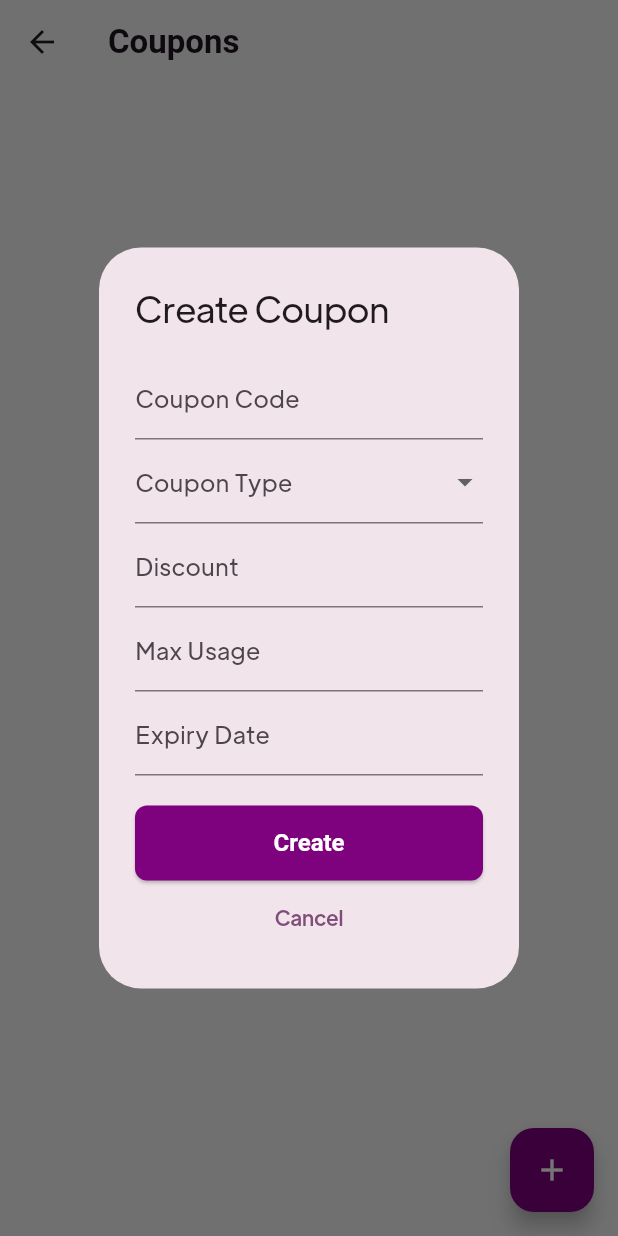
After one commit to AbdhalRiyas/brightera_lms, a Flutter app: the CouponsScreen screen opened directly, after a tap on the "add" icon, on a phone screen of 412 x 824 dp. The commit adds this screen. Run offline on Flutter 3.47's test engine with Material 3 defaults, Android fonts, the phone set to English and light mode, and no system bars; our stand-ins replace accordion, cached_network_image, carousel_slider, cloud_firestore, cloud_functions, file_picker and 10 more; missing offline and left inert: flutter_cached_pdfview, mobile_device_identifier, payhere_mobilesdk_flutter; accounts and stored records are empty.

Commit message:
coupon features added

```diff
--- /dev/null
+++ b/lib/src/admin/screens/coupons/coupon_add_edit_dialog.dart
@@ -0,0 +1,183 @@
+import 'package:app/src/models/coupon.dart';
+import 'package:app/src/repositories/coupon_repository.dart';
+import 'package:app/src/utils/result.dart';
+import 'package:flutter/material.dart';
+
+class CouponAddEditDialog extends StatefulWidget {
+  const CouponAddEditDialog({
+    super.key,
+    required this.repository,
+    this.coupon,
+  });
+
+  final CouponRepository repository;
+  final Coupon? coupon;
+
+  @override
+  State<CouponAddEditDialog> createState() => _CouponAddEditDialogState();
+}
+
+class _CouponAddEditDialogState extends State<CouponAddEditDialog> {
+  final GlobalKey<FormState> _formKey = GlobalKey<FormState>();
+  late final TextEditingController _couponCodeController;
+  late final TextEditingController _discountController;
+  late final TextEditingController _expiryDateController;
+  CouponType? _couponType;
+  DateTime _selectedDate = DateTime.now();
+
+  @override
+  void initState() {
+    super.initState();
+    _couponCodeController =
+        TextEditingController(text: widget.coupon?.code ?? '');
+    _discountController =
+        TextEditingController(text: widget.coupon?.discount.toString() ?? '');
+    _expiryDateController = TextEditingController(
+      text: widget.coupon?.expiryDate?.toLocal().toString().split(' ')[0] ?? '',
+    );
+    _couponType = widget.coupon?.type;
+  }
+
+  @override
+  void dispose() {
+    _couponCodeController.dispose();
+    _discountController.dispose();
+    _expiryDateController.dispose();
+    super.dispose();
+  }
+
+  @override
+  Widget build(BuildContext context) {
+    return AlertDialog(
+      title: Text(widget.coupon == null ? 'Create Coupon' : 'Edit Coupon'),
+      content: Form(
+        key: _formKey,
+        child: SingleChildScrollView(
+          child: Column(
+            mainAxisSize: MainAxisSize.min,
+            children: [
+              // Coupon Code Field
+              TextFormField(
+                controller: _couponCodeController,
+                decoration: const InputDecoration(labelText: 'Coupon Code'),
+                validator: (value) {
+                  if (value == null || value.isEmpty) {
+                    return 'Coupon Code is required';
+                  }
+                  return null;
+                },
+              ),
+              // Coupon Type Dropdown
+              DropdownButtonFormField<CouponType>(
+                value: _couponType,
+                items: const [
+                  DropdownMenuItem(
+                    value: CouponType.percentage,
+                    child: Text('Percentage'),
+                  ),
+                  DropdownMenuItem(
+                    value: CouponType.fixedAmount,
+                    child: Text('Fixed Amount'),
+                  ),
+                ],
+                onChanged: (value) => setState(() {
+                  _couponType = value;
+                }),
+                decoration: const InputDecoration(labelText: 'Coupon Type'),
+                validator: (value) {
+                  if (value == null) {
+                    return 'Please select a coupon type';
+                  }
+                  return null;
+                },
+              ),
+              // Discount Field
+              TextFormField(
+                controller: _discountController,
+                decoration: const InputDecoration(labelText: 'Discount'),
+                keyboardType: TextInputType.number,
+                validator: (value) {
+                  if (value == null || value.isEmpty) {
+                    return 'Discount is required';
+                  }
+                  if (double.tryParse(value) == null) {
+                    return 'Enter a valid number';
+                  }
+                  return null;
+                },
+              ),
+              // Max Usage Field
+              TextFormField(
+                decoration: const InputDecoration(labelText: 'Max Usage'),
+                keyboardType: TextInputType.number,
+              ),
+              // Expiry Date Field
+              TextFormField(
+                controller: _expiryDateController,
+                decoration: const InputDecoration(labelText: 'Expiry Date'),
+                readOnly: true,
+                onTap: () => _selectDate(context),
+                validator: (value) {
+                  if (value == null || value.isEmpty) {
+                    return 'Expiry date is required';
+                  }
+                  return null;
+                },
+              ),
+              const SizedBox(height: 20),
+              // Create Button
+              ElevatedButton(
+                onPressed: _onSubmit,
+                child: Text(widget.coupon == null ? 'Create' : 'Update'),
+              ),
+              // Cancel Button
+              TextButton(
+                onPressed: () => Navigator.pop(context),
+                child: const Text('Cancel'),
+              ),
+            ],
+          ),
+        ),
+      ),
+    );
+  }
+
+  Future<void> _selectDate(BuildContext context) async {
+    final DateTime? newSelectedDate = await showDatePicker(
+      context: context,
+      initialDate: _selectedDate,
+      firstDate: DateTime.now(),
+      lastDate: DateTime(2026),
+    );
+    if (newSelectedDate != null) {
+      setState(() {
+        _selectedDate = newSelectedDate;
+        _expiryDateController.text =
+            _selectedDate.toLocal().toString().split(' ')[0];
+      });
+    }
+  }
+
+  Future<void> _onSubmit() async {
+    if (_formKey.currentState!.validate()) {
+      final coupon = Coupon(
+        id: widget.coupon?.id ?? '',
+        code: _couponCodeController.text.trim().toUpperCase(),
+        discount: double.parse(_discountController.text),
+        maxUsage: 0,
+        appliesTo: [],
+        type: _couponType!,
+        expiryDate: _selectedDate,
+      );
+
+      final Result result = await widget.repository.createCoupon(coupon);
+      if (result.isSuccess) {
+        print(
+            'Coupon ${widget.coupon == null ? 'created' : 'updated'} successfully');
+        Navigator.pop(context);
+      } else if (result.isError) {
+        print('Error: ${result.error}');
+      }
+    }
+  }
+}
--- /dev/null
+++ b/lib/src/admin/screens/coupons/coupons_screen.dart
@@ -0,0 +1,110 @@
+import 'package:app/src/admin/screens/coupons/coupon_add_edit_dialog.dart';
+import 'package:app/src/repositories/coupon_repository.dart';
+import 'package:app/src/utils/result.dart';
+import 'package:flutter/material.dart';
+
+class CouponsScreen extends StatefulWidget {
+  const CouponsScreen({super.key});
+
+  @override
+  State<CouponsScreen> createState() => _CouponsScreenState();
+}
+
+class _CouponsScreenState extends State<CouponsScreen> {
+  final CouponRepository _repository = CouponRepository();
+
+  @override
+  Widget build(BuildContext context) {
+    return Scaffold(
+      appBar: AppBar(
+        title: const Text('Coupons'),
+      ),
+      floatingActionButton: FloatingActionButton(
+        child: const Icon(Icons.add),
+        onPressed: () {
+          showDialog(
+            context: context,
+            barrierDismissible: false,
+            builder: (context) {
+              return GestureDetector(
+                onTap: () => FocusManager.instance.primaryFocus?.unfocus(),
+                child: CouponAddEditDialog(
+                  repository: _repository,
+                ),
+              );
+            },
+          );
+        },
+      ),
+      body: StreamBuilder(
+        stream: _repository.getCouponsStream(),
+        builder: (context, snapshot) {
+          if (snapshot.connectionState == ConnectionState.waiting) {
+            return const Center(
+              child: CircularProgressIndicator.adaptive(),
+            );
+          }
+
+          if (snapshot.hasError) {
+            return Center(
+              child: Text('Error: ${snapshot.error}'),
+            );
+          }
+
+          if (snapshot.hasData) {
+            final coupons = snapshot.data!;
+            return ListView.builder(
+              itemBuilder: (context, i) {
+                final coupon = coupons[i];
+                return Dismissible(
+                  key: Key(coupon.id),
+                  direction: DismissDirection.endToStart,
+                  confirmDismiss: (direction) async {
+                    Result result = await _repository.deleteCoupon(coupon.id);
+                    ScaffoldMessenger.of(context).showSnackBar(
+                      SnackBar(
+                        content: Text(result.data ?? result.error),
+                        backgroundColor:
+                            result.isSuccess ? Colors.green : Colors.red,
+                      ),
+                    );
+                    return result.isSuccess;
+                  },
+                  background: Container(
+                    color: Colors.red,
+                    padding: const EdgeInsets.only(right: 16),
+                    alignment: Alignment.centerRight,
+                    child: const Icon(Icons.delete, color: Colors.white),
+                  ),
+                  child: ListTile(
+                    title: Text(coupon.code),
+                    subtitle: Text(coupon.discount.toString()),
+                    onTap: () {
+                      showDialog(
+                        context: context,
+                        barrierDismissible: false,
+                        builder: (context) {
+                          return GestureDetector(
+                            onTap: () =>
+                                FocusManager.instance.primaryFocus?.unfocus(),
+                            child: CouponAddEditDialog(
+                              repository: _repository,
+                              coupon: coupon,
+                            ),
+                          );
+                        },
+                      );
+                    },
+                  ),
+                );
+              },
+              itemCount: coupons.length,
+            );
+          } else {
+            return const Center(child: Text("No coupons to display"));
+          }
+        },
+      ),
+    );
+  }
+}
--- a/lib/src/admin/screens/lms_screen.dart
+++ b/lib/src/admin/screens/lms_screen.dart
@@ -1,3 +1,4 @@
+import 'package:app/src/admin/screens/coupons/coupons_screen.dart';
 import 'package:app/src/admin/screens/courses/courses_screen.dart';
 import 'package:app/src/admin/screens/subjects/subjects_screen.dart';
 import 'package:app/src/widgets/custom_app_bar.dart';
@@ -22,6 +23,11 @@ class _LmsScreenState extends State<LmsScreen> {
       "title": "Courses",
       "icon": Icons.book,
       "navigation": const CoursesScreen(),
+    },
+    {
+      "title": "Coupons",
+      "icon": Icons.card_giftcard,
+      "navigation": const CouponsScreen(),
     }
   ];
 
--- /dev/null
+++ b/lib/src/models/coupon.dart
@@ -0,0 +1,52 @@
+import 'package:cloud_firestore/cloud_firestore.dart';
+
+enum CouponType { percentage, fixedAmount }
+
+class Coupon {
+  final String id;
+  final String code;
+  final int maxUsage;
+  final List<String> appliesTo;
+  final double discount;
+  final CouponType type;
+  final DateTime? expiryDate;
+
+  Coupon({
+    required this.id,
+    required this.code,
+    required this.discount,
+    required this.maxUsage,
+    required this.appliesTo,
+    required this.type,
+    this.expiryDate,
+  });
+
+  //from firestore
+  factory Coupon.fromFirestore(DocumentSnapshot<Map<String, dynamic>> doc) {
+    return Coupon(
+      id: doc.id,
+      code: doc.data()?['code'] ?? '',
+      discount: doc.data()?['discount'] ?? 0,
+      maxUsage: doc.data()?['maxUsage'] ?? 0,
+      appliesTo: List<String>.from(doc.data()?['appliesTo'] ?? []),
+      type: doc.data()?['type'] == 'percentage'
+          ? CouponType.percentage
+          : CouponType.fixedAmount,
+      expiryDate: doc.data()?['expiryDate'] != null
+          ? (doc.data()?['expiryDate']).toDate()
+          : null,
+    );
+  }
+
+  //to firestore
+  Map<String, dynamic> toFireStore() {
+    return {
+      'code': code,
+      'discount': discount,
+      'expiryDate': expiryDate,
+      'maxUsage': maxUsage,
+      'appliesTo': appliesTo,
+      'type': type == CouponType.percentage ? 'percentage' : 'fixedAmount',
+    };
+  }
+}
--- /dev/null
+++ b/lib/src/repositories/coupon_repository.dart
@@ -0,0 +1,45 @@
+import 'package:app/src/models/coupon.dart';
+import 'package:app/src/services/firebase_service.dart';
+import 'package:app/src/utils/result.dart';
+
+class CouponRepository {
+  final FirebaseService _firebaseService = FirebaseService();
+  final String collection = 'coupons';
+
+  Future<Result> createCoupon(Coupon coupon) async {
+    return await _firebaseService.createDocument(
+      collection: collection,
+      data: coupon.toFireStore(),
+    );
+  }
+
+  Future<List<Coupon>> getCoupons() async {
+    final data = await _firebaseService.getCollection(
+      collection: collection,
+      fromFirestore: (doc) => Coupon.fromFirestore(doc),
+    );
+    return data;
+  }
+
+  Stream<List<Coupon>> getCouponsStream() {
+    return _firebaseService.getCollectionStream(
+      collection: collection,
+      fromFirestore: (doc) => Coupon.fromFirestore(doc),
+    );
+  }
+
+  Future<Result> updateCoupon(Coupon coupon) async {
+    return await _firebaseService.updateDocument(
+      collection: collection,
+      documentId: coupon.id,
+      data: coupon.toFireStore(),
+    );
+  }
+
+  Future<Result> deleteCoupon(String couponId) async {
+    return await _firebaseService.deleteDocument(
+      collection: collection,
+      documentId: couponId,
+    );
+  }
+}
```
